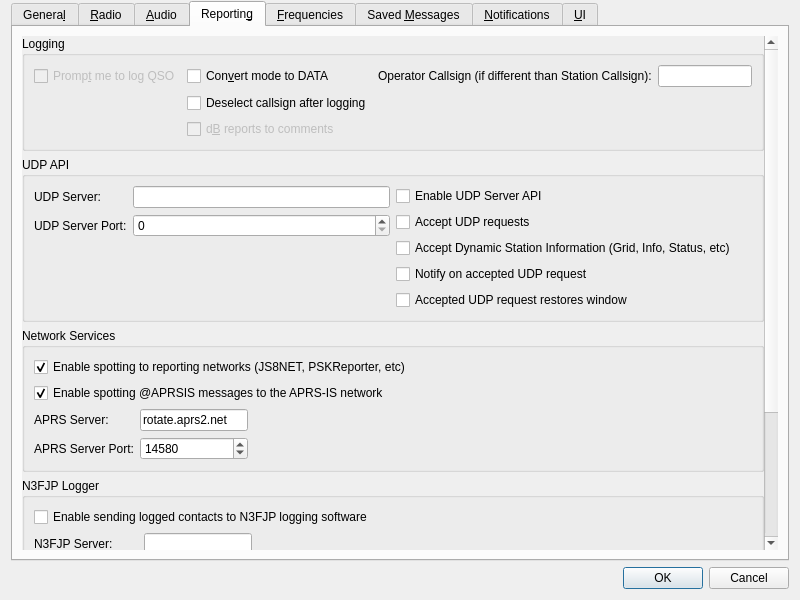
qcmiao1998/js8call, file Configuration.ui: the form before one commit.
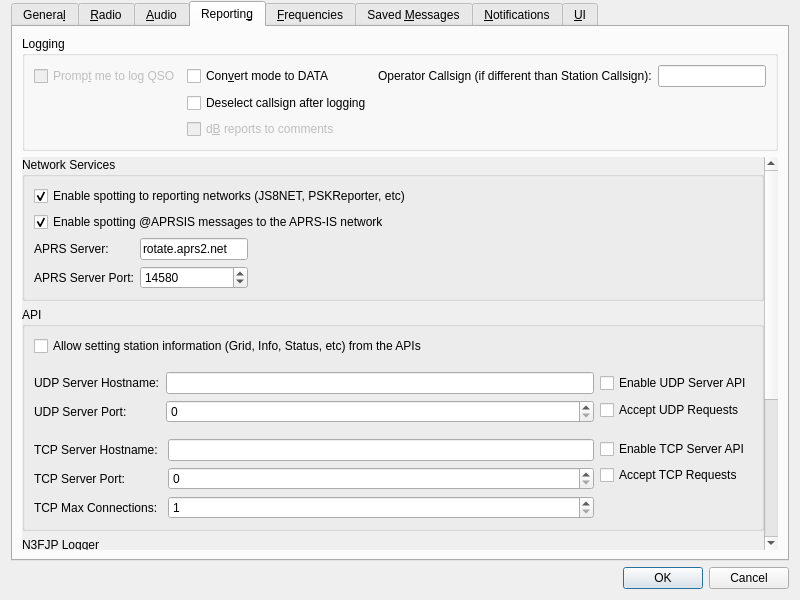
The form after the commit. The open tabs and pages were chosen to show the change.

Commit message: Added tcp server configuration options

What changed in the file:
```diff
--- a/Configuration.ui
+++ b/Configuration.ui
@@ -2351,42 +2351,6 @@
       </attribute>
       <layout class="QVBoxLayout" name="verticalLayout_5">
        <item>
-        <widget class="QScrollArea" name="scrollArea_6">
-         <property name="frameShape">
-          <enum>QFrame::NoFrame</enum>
-         </property>
-         <property name="frameShadow">
-          <enum>QFrame::Plain</enum>
-         </property>
-         <property name="lineWidth">
-          <number>0</number>
-         </property>
-         <property name="widgetResizable">
-          <bool>true</bool>
-         </property>
-         <widget class="QWidget" name="scrollAreaWidgetContents_6">
-          <property name="geometry">
-           <rect>
-            <x>0</x>
-            <y>0</y>
-            <width>746</width>
-            <height>667</height>
-           </rect>
-          </property>
-          <layout class="QVBoxLayout" name="verticalLayout_30">
-           <property name="leftMargin">
-            <number>0</number>
-           </property>
-           <property name="topMargin">
-            <number>0</number>
-           </property>
-           <property name="rightMargin">
-            <number>0</number>
-           </property>
-           <property name="bottomMargin">
-            <number>0</number>
-           </property>
-           <item>
             <widget class="QGroupBox" name="logging_group_box">
              <property name="title">
               <string>Logging</string>
@@ -2478,131 +2442,41 @@
             </widget>
            </item>
            <item>
-            <widget class="QGroupBox" name="groupBox_4">
-             <property name="title">
-              <string>UDP API</string>
-             </property>
-             <layout class="QGridLayout" name="gridLayout_16">
-              <item row="0" column="0">
-               <layout class="QFormLayout" name="formLayout_6">
-                <property name="fieldGrowthPolicy">
-                 <enum>QFormLayout::AllNonFixedFieldsGrow</enum>
-                </property>
-                <item row="0" column="0">
-                 <widget class="QLabel" name="udp_server_label">
-                  <property name="text">
-                   <string>UDP Server:</string>
-                  </property>
-                  <property name="buddy">
-                   <cstring>udp_server_line_edit</cstring>
-                  </property>
-                 </widget>
-                </item>
-                <item row="0" column="1">
-                 <widget class="QLineEdit" name="udp_server_line_edit">
-                  <property name="sizePolicy">
-                   <sizepolicy hsizetype="Preferred" vsizetype="Fixed">
-                    <horstretch>0</horstretch>
-                    <verstretch>0</verstretch>
-                   </sizepolicy>
-                  </property>
-                  <property name="toolTip">
-                   <string>&lt;html&gt;&lt;head/&gt;&lt;body&gt;&lt;p&gt;Optional hostname of network service to receive decodes.&lt;/p&gt;&lt;p&gt;Formats:&lt;/p&gt;&lt;ul style=&quot;margin-top: 0px; margin-bottom: 0px; margin-left: 0px; margin-right: 0px; -qt-list-indent: 1;&quot;&gt;&lt;li style=&quot; margin-top:12px; margin-bottom:0px; margin-left:0px; margin-right:0px; -qt-block-indent:0; text-indent:0px;&quot;&gt;hostname&lt;/li&gt;&lt;li style=&quot; margin-top:0px; margin-bottom:0px; margin-left:0px; margin-right:0px; -qt-block-indent:0; text-indent:0px;&quot;&gt;IPv4 address&lt;/li&gt;&lt;li style=&quot; margin-top:0px; margin-bottom:0px; margin-left:0px; margin-right:0px; -qt-block-indent:0; text-indent:0px;&quot;&gt;IPv6 address&lt;/li&gt;&lt;li style=&quot; margin-top:0px; margin-bottom:0px; margin-left:0px; margin-right:0px; -qt-block-indent:0; text-indent:0px;&quot;&gt;IPv4 multicast group address&lt;/li&gt;&lt;li style=&quot; margin-top:0px; margin-bottom:0px; margin-left:0px; margin-right:0px; -qt-block-indent:0; text-indent:0px;&quot;&gt;IPv6 multicast group address&lt;/li&gt;&lt;/ul&gt;&lt;p&gt;Clearing this field will disable the broadcasting of UDP status updates.&lt;/p&gt;&lt;/body&gt;&lt;/html&gt;</string>
-                  </property>
-                  <property name="inputMethodHints">
-                   <set>Qt::ImhDigitsOnly</set>
-                  </property>
-                 </widget>
-                </item>
-                <item row="1" column="0">
-                 <widget class="QLabel" name="label_6">
-                  <property name="text">
-                   <string>UDP Server Port:</string>
-                  </property>
-                  <property name="buddy">
-                   <cstring>udp_server_port_spin_box</cstring>
-                  </property>
-                 </widget>
-                </item>
-                <item row="1" column="1">
-                 <widget class="QSpinBox" name="udp_server_port_spin_box">
-                  <property name="toolTip">
-                   <string>&lt;html&gt;&lt;head/&gt;&lt;body&gt;&lt;p&gt;Enter the service port number of the UDP server that should receive updates. If this is zero no updates will be broadcast.&lt;/p&gt;&lt;/body&gt;&lt;/html&gt;</string>
-                  </property>
-                  <property name="minimum">
+        <widget class="QScrollArea" name="scrollArea_6">
+         <property name="frameShape">
+          <enum>QFrame::NoFrame</enum>
+         </property>
+         <property name="frameShadow">
+          <enum>QFrame::Plain</enum>
+         </property>
+         <property name="lineWidth">
+          <number>0</number>
+         </property>
+         <property name="widgetResizable">
+          <bool>true</bool>
+         </property>
+         <widget class="QWidget" name="scrollAreaWidgetContents_6">
+          <property name="geometry">
+           <rect>
+            <x>0</x>
+            <y>0</y>
+            <width>746</width>
+            <height>722</height>
+           </rect>
+          </property>
+          <layout class="QVBoxLayout" name="verticalLayout_30">
+           <property name="leftMargin">
+            <number>0</number>
+           </property>
+           <property name="topMargin">
+            <number>0</number>
+           </property>
+           <property name="rightMargin">
+            <number>0</number>
+           </property>
+           <property name="bottomMargin">
                    <number>0</number>
                   </property>
-                  <property name="maximum">
-                   <number>65534</number>
-                  </property>
-                 </widget>
-                </item>
-               </layout>
-              </item>
-              <item row="0" column="1">
-               <layout class="QVBoxLayout" name="verticalLayout_11">
-                <item>
-                 <widget class="QCheckBox" name="udpEnable">
-                  <property name="text">
-                   <string>Enable UDP Server API</string>
-                  </property>
-                 </widget>
-                </item>
-                <item>
-                 <widget class="QCheckBox" name="accept_udp_requests_check_box">
-                  <property name="toolTip">
-                   <string>&lt;html&gt;&lt;head/&gt;&lt;body&gt;&lt;p&gt;With this enabled the app will accept certain requests back from a UDP server that receives decode messages.&lt;/p&gt;&lt;/body&gt;&lt;/html&gt;</string>
-                  </property>
-                  <property name="text">
-                   <string>Accept UDP requests</string>
-                  </property>
-                 </widget>
-                </item>
-                <item>
-                 <layout class="QFormLayout" name="formLayout_21">
-                  <item row="0" column="0">
-                   <widget class="QCheckBox" name="use_dynamic_grid">
-                    <property name="toolTip">
-                     <string>&lt;html&gt;&lt;head/&gt;&lt;body&gt;&lt;p&gt;Check to allow changes to grid, qtc, etc from external programs&lt;/p&gt;&lt;/body&gt;&lt;/html&gt;</string>
-                    </property>
-                    <property name="text">
-                     <string>Accept Dynamic Station Information (Grid, Info, Status, etc)</string>
-                    </property>
-                   </widget>
-                  </item>
-                 </layout>
-                </item>
-                <item>
-                 <widget class="QCheckBox" name="udpWindowToFront">
-                  <property name="visible">
-                   <bool>false</bool>
-                  </property>
-                  <property name="toolTip">
-                   <string>&lt;html&gt;&lt;head/&gt;&lt;body&gt;&lt;p&gt;Indicate acceptance of an incoming UDP request. The effect of this option varies depending on the operating system and window manager, its intent is to notify the acceptance of an incoming UDP request even if this application is minimized or hidden.&lt;/p&gt;&lt;/body&gt;&lt;/html&gt;</string>
-                  </property>
-                  <property name="text">
-                   <string>Notify on accepted UDP request</string>
-                  </property>
-                 </widget>
-                </item>
-                <item>
-                 <widget class="QCheckBox" name="udpWindowRestore">
-                  <property name="visible">
-                   <bool>false</bool>
-                  </property>
-                  <property name="toolTip">
-                   <string>&lt;html&gt;&lt;head/&gt;&lt;body&gt;&lt;p&gt;Restore the window from minimized if an UDP request is accepted.&lt;/p&gt;&lt;/body&gt;&lt;/html&gt;</string>
-                  </property>
-                  <property name="text">
-                   <string>Accepted UDP request restores window</string>
-                  </property>
-                 </widget>
-                </item>
-               </layout>
-              </item>
-             </layout>
-            </widget>
-           </item>
            <item>
             <widget class="QGroupBox" name="network_group_box">
              <property name="title">
@@ -2700,6 +2574,225 @@
              </layout>
             </widget>
            </item>
+           <item>
+            <widget class="QGroupBox" name="groupBox_4">
+             <property name="title">
+              <string>API</string>
+             </property>
+             <layout class="QGridLayout" name="gridLayout_16">
+              <item row="2" column="1">
+               <layout class="QVBoxLayout" name="verticalLayout_11">
+                <item>
+                 <widget class="QCheckBox" name="udpEnable">
+                  <property name="toolTip">
+                   <string>&lt;html&gt;&lt;head/&gt;&lt;body&gt;&lt;p&gt;Enable the application to send API information to UDP Servers&lt;/p&gt;&lt;/body&gt;&lt;/html&gt;</string>
+                  </property>
+                  <property name="text">
+                   <string>Enable UDP Server API</string>
+                  </property>
+                 </widget>
+                </item>
+                <item>
+                 <widget class="QCheckBox" name="accept_udp_requests_check_box">
+                  <property name="toolTip">
+                   <string>&lt;html&gt;&lt;head/&gt;&lt;body&gt;&lt;p&gt;With this enabled the app will accept certain requests back from a UDP server that receives decode messages.&lt;/p&gt;&lt;/body&gt;&lt;/html&gt;ch</string>
+                  </property>
+                  <property name="text">
+                   <string>Accept UDP Requests</string>
+                  </property>
+                 </widget>
+                </item>
+               </layout>
+              </item>
+              <item row="3" column="0">
+               <spacer name="verticalSpacer_20">
+                <property name="orientation">
+                 <enum>Qt::Vertical</enum>
+                </property>
+                <property name="sizeType">
+                 <enum>QSizePolicy::Fixed</enum>
+                </property>
+                <property name="sizeHint" stdset="0">
+                 <size>
+                  <width>20</width>
+                  <height>10</height>
+                 </size>
+                </property>
+               </spacer>
+              </item>
+              <item row="4" column="1">
+               <layout class="QVBoxLayout" name="verticalLayout_38">
+                <item>
+                 <widget class="QCheckBox" name="tcpEnable">
+                  <property name="toolTip">
+                   <string>&lt;html&gt;&lt;head/&gt;&lt;body&gt;&lt;p&gt;Enable the application to send API information over a TCP Server&lt;/p&gt;&lt;/body&gt;&lt;/html&gt;</string>
+                  </property>
+                  <property name="text">
+                   <string>Enable TCP Server API</string>
+                  </property>
+                 </widget>
+                </item>
+                <item>
+                 <widget class="QCheckBox" name="accept_tcp_requests_check_box">
+                  <property name="toolTip">
+                   <string>&lt;html&gt;&lt;head/&gt;&lt;body&gt;&lt;p&gt;With this enabled the app will accept certain requests back from a TCP client that receives decode messages.&lt;/p&gt;&lt;/body&gt;&lt;/html&gt;</string>
+                  </property>
+                  <property name="text">
+                   <string>Accept TCP Requests</string>
+                  </property>
+                 </widget>
+                </item>
+                <item>
+                 <spacer name="verticalSpacer_19">
+                  <property name="orientation">
+                   <enum>Qt::Vertical</enum>
+                  </property>
+                  <property name="sizeHint" stdset="0">
+                   <size>
+                    <width>20</width>
+                    <height>40</height>
+                   </size>
+                  </property>
+                 </spacer>
+                </item>
+               </layout>
+              </item>
+              <item row="4" column="0">
+               <layout class="QFormLayout" name="formLayout_18">
+                <item row="0" column="1">
+                 <widget class="QLineEdit" name="tcp_server_line_edit"/>
+                </item>
+                <item row="0" column="0">
+                 <widget class="QLabel" name="label_16">
+                  <property name="text">
+                   <string>TCP Server Hostname: </string>
+                  </property>
+                 </widget>
+                </item>
+                <item row="1" column="0">
+                 <widget class="QLabel" name="label_29">
+                  <property name="text">
+                   <string>TCP Server Port:</string>
+                  </property>
+                 </widget>
+                </item>
+                <item row="1" column="1">
+                 <widget class="QSpinBox" name="tcp_server_port_spin_box">
+                  <property name="toolTip">
+                   <string>&lt;html&gt;&lt;head/&gt;&lt;body&gt;&lt;p&gt;Enter the service port number of the TCP server. If this is zero then TCP server will not be started.&lt;/p&gt;&lt;/body&gt;&lt;/html&gt;</string>
+                  </property>
+                  <property name="maximum">
+                   <number>65534</number>
+                  </property>
+                 </widget>
+                </item>
+                <item row="2" column="1">
+                 <widget class="QSpinBox" name="tcp_max_connections_spin_box">
+                  <property name="toolTip">
+                   <string>&lt;html&gt;&lt;head/&gt;&lt;body&gt;&lt;p&gt;Enter the maximum number of API connections allowed to the TCP server&lt;/p&gt;&lt;/body&gt;&lt;/html&gt;</string>
+                  </property>
+                  <property name="minimum">
+                   <number>1</number>
+                  </property>
+                  <property name="maximum">
+                   <number>100</number>
+                  </property>
+                 </widget>
+                </item>
+                <item row="2" column="0">
+                 <widget class="QLabel" name="label_30">
+                  <property name="text">
+                   <string>TCP Max Connections:</string>
+                  </property>
+                 </widget>
+                </item>
+               </layout>
+              </item>
+              <item row="2" column="0">
+               <layout class="QFormLayout" name="formLayout_6">
+                <property name="fieldGrowthPolicy">
+                 <enum>QFormLayout::AllNonFixedFieldsGrow</enum>
+                </property>
+                <item row="0" column="0">
+                 <widget class="QLabel" name="udp_server_label">
+                  <property name="text">
+                   <string>UDP Server Hostname:</string>
+                  </property>
+                  <property name="buddy">
+                   <cstring>udp_server_line_edit</cstring>
+                  </property>
+                 </widget>
+                </item>
+                <item row="0" column="1">
+                 <widget class="QLineEdit" name="udp_server_line_edit">
+                  <property name="sizePolicy">
+                   <sizepolicy hsizetype="Preferred" vsizetype="Fixed">
+                    <horstretch>0</horstretch>
+                    <verstretch>0</verstretch>
+                   </sizepolicy>
+                  </property>
+                  <property name="toolTip">
+                   <string>&lt;html&gt;&lt;head/&gt;&lt;body&gt;&lt;p&gt;Optional hostname of network service to receive decodes.&lt;/p&gt;&lt;p&gt;Formats:&lt;/p&gt;&lt;ul style=&quot;margin-top: 0px; margin-bottom: 0px; margin-left: 0px; margin-right: 0px; -qt-list-indent: 1;&quot;&gt;&lt;li style=&quot; margin-top:12px; margin-bottom:0px; margin-left:0px; margin-right:0px; -qt-block-indent:0; text-indent:0px;&quot;&gt;hostname&lt;/li&gt;&lt;li style=&quot; margin-top:0px; margin-bottom:0px; margin-left:0px; margin-right:0px; -qt-block-indent:0; text-indent:0px;&quot;&gt;IPv4 address&lt;/li&gt;&lt;li style=&quot; margin-top:0px; margin-bottom:0px; margin-left:0px; margin-right:0px; -qt-block-indent:0; text-indent:0px;&quot;&gt;IPv6 address&lt;/li&gt;&lt;li style=&quot; margin-top:0px; margin-bottom:0px; margin-left:0px; margin-right:0px; -qt-block-indent:0; text-indent:0px;&quot;&gt;IPv4 multicast group address&lt;/li&gt;&lt;li style=&quot; margin-top:0px; margin-bottom:0px; margin-left:0px; margin-right:0px; -qt-block-indent:0; text-indent:0px;&quot;&gt;IPv6 multicast group address&lt;/li&gt;&lt;/ul&gt;&lt;p&gt;Clearing this field will disable the broadcasting of UDP status updates.&lt;/p&gt;&lt;/body&gt;&lt;/html&gt;</string>
+                  </property>
+                  <property name="inputMethodHints">
+                   <set>Qt::ImhDigitsOnly</set>
+                  </property>
+                 </widget>
+                </item>
+                <item row="1" column="0">
+                 <widget class="QLabel" name="label_6">
+                  <property name="text">
+                   <string>UDP Server Port:</string>
+                  </property>
+                  <property name="buddy">
+                   <cstring>udp_server_port_spin_box</cstring>
+                  </property>
+                 </widget>
+                </item>
+                <item row="1" column="1">
+                 <widget class="QSpinBox" name="udp_server_port_spin_box">
+                  <property name="toolTip">
+                   <string>&lt;html&gt;&lt;head/&gt;&lt;body&gt;&lt;p&gt;Enter the service port number of the UDP server that should receive updates. If this is zero no updates will be broadcast.&lt;/p&gt;&lt;/body&gt;&lt;/html&gt;</string>
+                  </property>
+                  <property name="minimum">
+                   <number>0</number>
+                  </property>
+                  <property name="maximum">
+                   <number>65534</number>
+                  </property>
+                 </widget>
+                </item>
+               </layout>
+              </item>
+              <item row="0" column="0">
+               <widget class="QCheckBox" name="use_dynamic_grid">
+                <property name="toolTip">
+                 <string>&lt;html&gt;&lt;head/&gt;&lt;body&gt;&lt;p&gt;Check to allow changes to grid, qtc, etc from external programs&lt;/p&gt;&lt;/body&gt;&lt;/html&gt;</string>
+                </property>
+                <property name="text">
+                 <string>Allow setting station information (Grid, Info, Status, etc) from the APIs</string>
+                </property>
+               </widget>
+              </item>
+              <item row="1" column="0">
+               <spacer name="verticalSpacer_21">
+                <property name="orientation">
+                 <enum>Qt::Vertical</enum>
+                </property>
+                <property name="sizeType">
+                 <enum>QSizePolicy::Fixed</enum>
+                </property>
+                <property name="sizeHint" stdset="0">
+                 <size>
+                  <width>20</width>
+                  <height>10</height>
+                 </size>
+                </property>
+               </spacer>
+              </item>
+             </layout>
+            </widget>
+           </item>
            <item>
             <widget class="QGroupBox" name="groupBox_11">
              <property name="title">
```
Left out of the diff: 7 changed lines with no effect on the pictures. Lines whose indentation alone changed are shown as unchanged. The commit also changes 6 other files.
